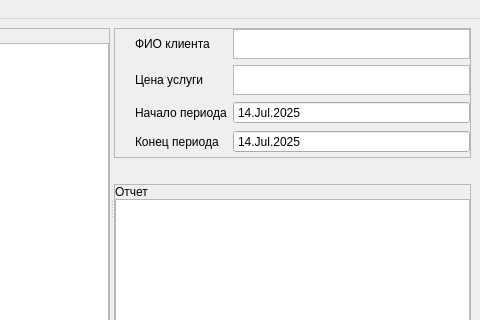
This is mainwindow.ui in mintedcoinn/course-proj as Qt 5 draws it before an edit; both pictures show x 369 to 849 and y 0 to 320 of the 849 by 611 pixel window. The edited form follows.
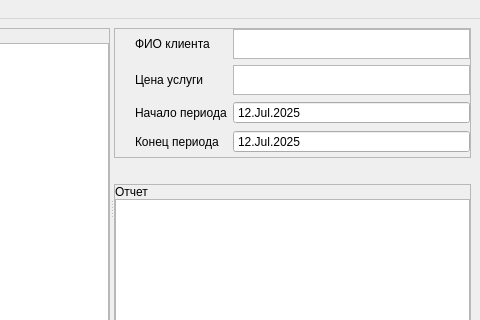
This is the edited form.

The edit to the form file:
```diff
--- a/mainwindow.ui
+++ b/mainwindow.ui
@@ -282,7 +282,7 @@
                 <second>0</second>
                 <year>2025</year>
                 <month>7</month>
-                <day>14</day>
+                <day>12</day>
                </datetime>
               </property>
               <property name="displayFormat">
@@ -319,7 +319,7 @@
                 <second>0</second>
                 <year>2025</year>
                 <month>7</month>
-                <day>14</day>
+                <day>12</day>
                </datetime>
               </property>
               <property name="displayFormat">
```
Left out of the diff: 30 changed lines with no effect on the pictures.
